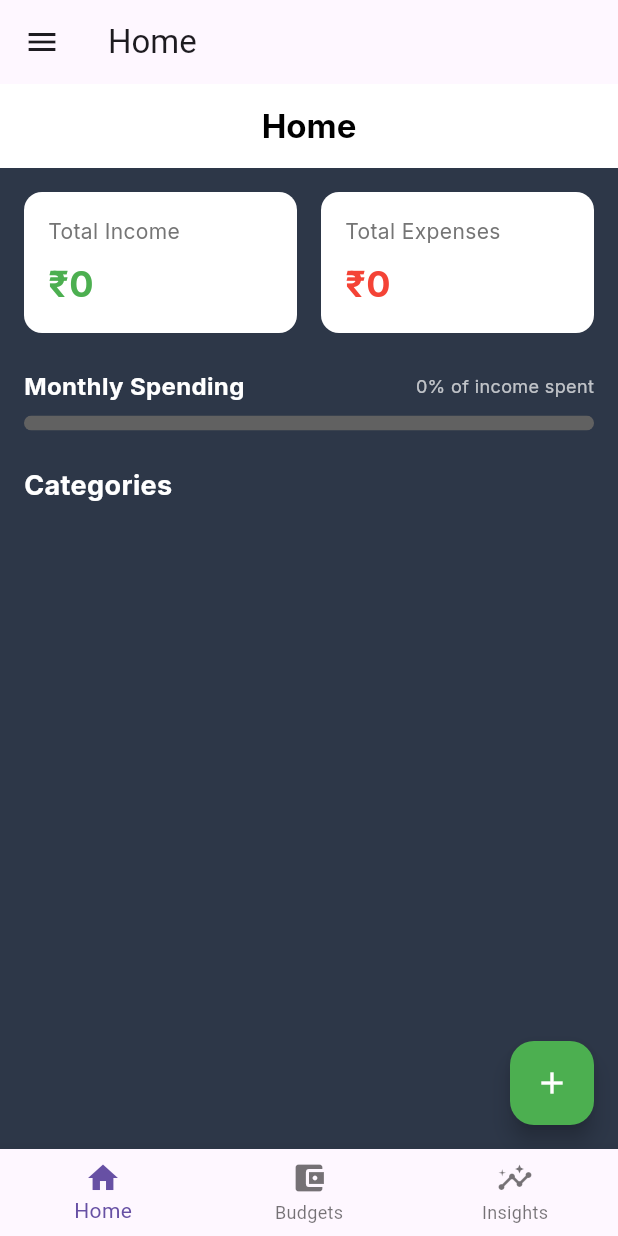
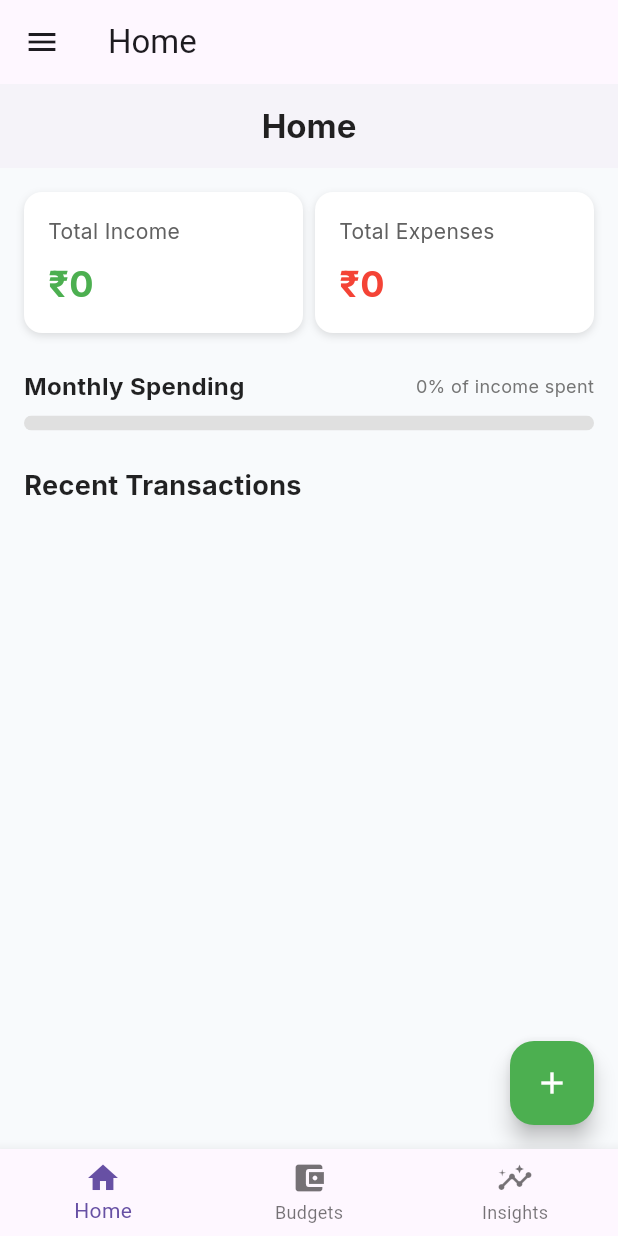
Before and after one commit to dishant-ramani/Expense-Tracker, a Flutter app: the screen it shows after launch, on a phone screen of 412 x 824 dp. Run offline on Flutter 3.47's test engine with Material 3 defaults, Android fonts, the phone set to English and light mode, and no system bars; our stand-ins replace fl_chart, google_fonts, hive, hive_flutter, shared_preferences; accounts and stored records are empty.

Commit message:
home screen - 1

```diff
--- a/lib/screens/home_screen.dart
+++ b/lib/screens/home_screen.dart
@@ -20,17 +20,26 @@ class HomeScreen extends StatelessWidget {
     final totalExpenses = transactionProvider.transactions
         .where((t) => t.type == 'expense')
         .fold(0.0, (sum, t) => sum + t.amount);
-    final monthlySpendingPercentage = totalIncome > 0 ? (totalExpenses / totalIncome).clamp(0.0, 1.0) : 0.0;
+    final monthlySpendingPercentage =
+        totalIncome > 0 ? (totalExpenses / totalIncome).clamp(0.0, 1.0) : 0.0;
 
-    final recentTransactions = transactionProvider.transactions.take(5).toList();
+    final recentTransactions =
+        transactionProvider.transactions.take(5).toList();
 
     return Scaffold(
-      backgroundColor: const Color(0xFF2D3748),
+      backgroundColor: const Color(0xFFF8FAFC), // Light neutral background
       appBar: AppBar(
         backgroundColor: Colors.white,
-        elevation: 0,
+        elevation: 2,
         centerTitle: true,
-        title: Text('Home', style: GoogleFonts.inter(fontWeight: FontWeight.bold, color: Colors.black)),
+        title: Text(
+          'Home',
+          style: GoogleFonts.inter(
+            fontWeight: FontWeight.bold,
+            color: Colors.black87,
+          ),
+        ),
+        iconTheme: const IconThemeData(color: Colors.black87),
       ),
       body: SingleChildScrollView(
         padding: const EdgeInsets.all(16.0),
@@ -39,19 +48,33 @@ class HomeScreen extends StatelessWidget {
           children: [
             Row(
               children: [
-                Expanded(child: _buildSummaryCard('Total Income', totalIncome, Colors.green, isIncome: true)),
-                const SizedBox(width: 16),
-                Expanded(child: _buildSummaryCard('Total Expenses', totalExpenses, Colors.red, isIncome: false)),
+                Expanded(
+                    child:
+                        _buildSummaryCard('Total Income', totalIncome, Colors.green)),
+                const SizedBox(width: 8),
+                Expanded(
+                    child: _buildSummaryCard(
+                        'Total Expenses', totalExpenses, Colors.red)),
               ],
             ),
             const SizedBox(height: 24),
             _buildMonthlySpending(monthlySpendingPercentage),
             const SizedBox(height: 24),
-            Text('Categories', style: GoogleFonts.inter(fontSize: 18, fontWeight: FontWeight.bold, color: Colors.white)),
+            Text(
+              'Recent Transactions',
+              style: GoogleFonts.inter(
+                fontSize: 18,
+                fontWeight: FontWeight.bold,
+                color: Colors.black87,
+              ),
+            ),
             const SizedBox(height: 16),
             ...recentTransactions.map((transaction) {
-              final category = categoryProvider.categories.firstWhere((cat) => cat.id == transaction.categoryId, orElse: () => categoryProvider.categories.first);
-              return _buildCategoryTile(transaction, category, context);
+              final category = categoryProvider.categories.firstWhere(
+                (cat) => cat.id == transaction.categoryId,
+                orElse: () => categoryProvider.categories.first,
+              );
+              return _buildCategoryTile(transaction, category);
             }).toList(),
           ],
         ),
@@ -60,7 +83,8 @@ class HomeScreen extends StatelessWidget {
         onPressed: () {
           Navigator.push(
             context,
-            MaterialPageRoute(builder: (context) => const AddTransactionScreen()),
+            MaterialPageRoute(
+                builder: (context) => const AddTransactionScreen()),
           );
         },
         backgroundColor: Colors.green,
@@ -69,21 +93,38 @@ class HomeScreen extends StatelessWidget {
     );
   }
 
-  Widget _buildSummaryCard(String title, double amount, Color color, {required bool isIncome}) {
+  Widget _buildSummaryCard(String title, double amount, Color color) {
     return Container(
       padding: const EdgeInsets.all(16),
       decoration: BoxDecoration(
         color: Colors.white,
         borderRadius: BorderRadius.circular(12),
+        boxShadow: [
+          BoxShadow(
+            color: Colors.black12,
+            blurRadius: 4,
+            offset: const Offset(0, 2),
+          )
+        ],
       ),
       child: Column(
         crossAxisAlignment: CrossAxisAlignment.start,
         children: [
-          Text(title, style: GoogleFonts.inter(fontSize: 14, color: Colors.grey[600])),
+          Text(
+            title,
+            style: GoogleFonts.inter(
+              fontSize: 14,
+              color: Colors.grey[700],
+            ),
+          ),
           const SizedBox(height: 8),
           Text(
             '₹${NumberFormat('#,##0', 'en_IN').format(amount)}',
-            style: GoogleFonts.inter(fontSize: 24, fontWeight: FontWeight.bold, color: color),
+            style: GoogleFonts.inter(
+              fontSize: 24,
+              fontWeight: FontWeight.bold,
+              color: color,
+            ),
           ),
         ],
       ),
@@ -97,8 +138,21 @@ class HomeScreen extends StatelessWidget {
         Row(
           mainAxisAlignment: MainAxisAlignment.spaceBetween,
           children: [
-            Text('Monthly Spending', style: GoogleFonts.inter(fontSize: 16, fontWeight: FontWeight.bold, color: Colors.white)),
-            Text('${(percentage * 100).toStringAsFixed(0)}% of income spent', style: GoogleFonts.inter(fontSize: 12, color: Colors.white70)),
+            Text(
+              'Monthly Spending',
+              style: GoogleFonts.inter(
+                fontSize: 16,
+                fontWeight: FontWeight.bold,
+                color: Colors.black87,
+              ),
+            ),
+            Text(
+              '${(percentage * 100).toStringAsFixed(0)}% of income spent',
+              style: GoogleFonts.inter(
+                fontSize: 12,
+                color: Colors.grey[600],
+              ),
+            ),
           ],
         ),
         const SizedBox(height: 8),
@@ -106,7 +160,7 @@ class HomeScreen extends StatelessWidget {
           borderRadius: BorderRadius.circular(10),
           child: LinearProgressIndicator(
             value: percentage,
-            backgroundColor: Colors.grey[700],
+            backgroundColor: Colors.grey[300],
             valueColor: const AlwaysStoppedAnimation<Color>(Colors.green),
             minHeight: 10,
           ),
@@ -115,7 +169,7 @@ class HomeScreen extends StatelessWidget {
     );
   }
 
-  Widget _buildCategoryTile(dynamic transaction, dynamic category, BuildContext context) {
+  Widget _buildCategoryTile(dynamic transaction, dynamic category) {
     final isIncome = transaction.type == 'income';
     final color = isIncome ? Colors.green : Colors.red;
 
@@ -125,6 +179,13 @@ class HomeScreen extends StatelessWidget {
       decoration: BoxDecoration(
         color: Colors.white,
         borderRadius: BorderRadius.circular(12),
+        boxShadow: [
+          BoxShadow(
+            color: Colors.black12,
+            blurRadius: 4,
+            offset: const Offset(0, 2),
+          )
+        ],
       ),
       child: Row(
         children: [
@@ -134,21 +195,45 @@ class HomeScreen extends StatelessWidget {
               color: color.withOpacity(0.1),
               shape: BoxShape.circle,
             ),
-            child: Icon(IconData(category.iconCodePoint, fontFamily: 'MaterialIcons'), color: color, size: 24),
+            child: Icon(
+              IconData(category.iconCodePoint, fontFamily: 'MaterialIcons'),
+              color: color,
+              size: 24,
+            ),
           ),
           const SizedBox(width: 12),
           Expanded(
             child: Column(
               crossAxisAlignment: CrossAxisAlignment.start,
               children: [
-                Text(category.name, style: GoogleFonts.inter(fontSize: 16, fontWeight: FontWeight.w600)),
-                Text(isIncome ? 'Income' : 'Expense', style: GoogleFonts.inter(fontSize: 12, color: Colors.grey[500])),
+                Text(
+                  category.name,
+                  style: GoogleFonts.inter(
+                    fontSize: 16,
+                    fontWeight: FontWeight.w600,
+                    color: Colors.black87,
+                  ),
+                ),
+                Text(
+                  isIncome ? 'Income' : 'Expense',
+                  style: GoogleFonts.inter(
+                    fontSize: 12,
+                    color: Colors.grey[600],
+                  ),
+                ),
               ],
             ),
           ),
-          Text(
-            '${isIncome ? '+' : '-'}₹${NumberFormat('#,##0', 'en_IN').format(transaction.amount)}',
-            style: GoogleFonts.inter(fontSize: 16, fontWeight: FontWeight.bold, color: color),
+          Flexible(
+            child: Text(
+              '${isIncome ? '+' : '-'}₹${NumberFormat('#,##0', 'en_IN').format(transaction.amount)}',
+              style: GoogleFonts.inter(
+                fontSize: 16,
+                fontWeight: FontWeight.bold,
+                color: color,
+              ),
+              overflow: TextOverflow.ellipsis,
+            ),
           ),
         ],
       ),
```
